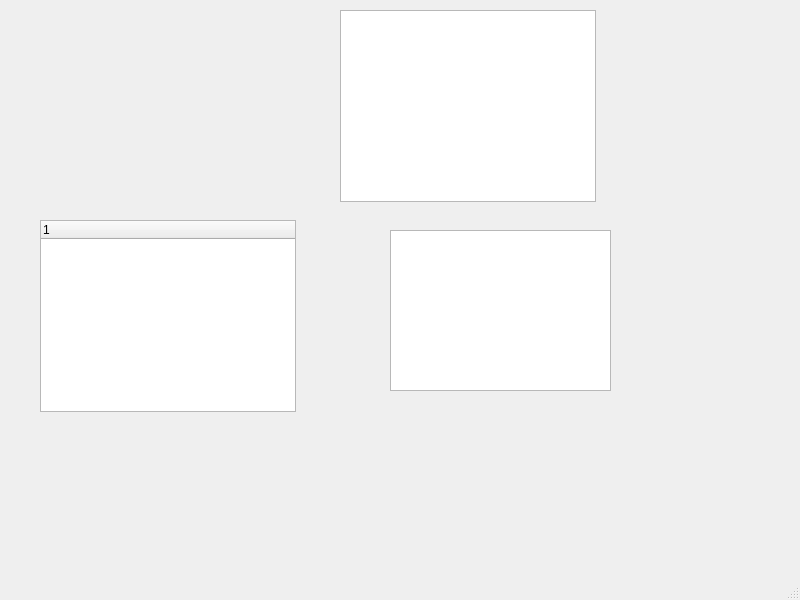
Before: the Qt Designer form Prototype/unemployed.ui in aklakina/JunctionXBudapestKapocs, drawn with Qt 5.
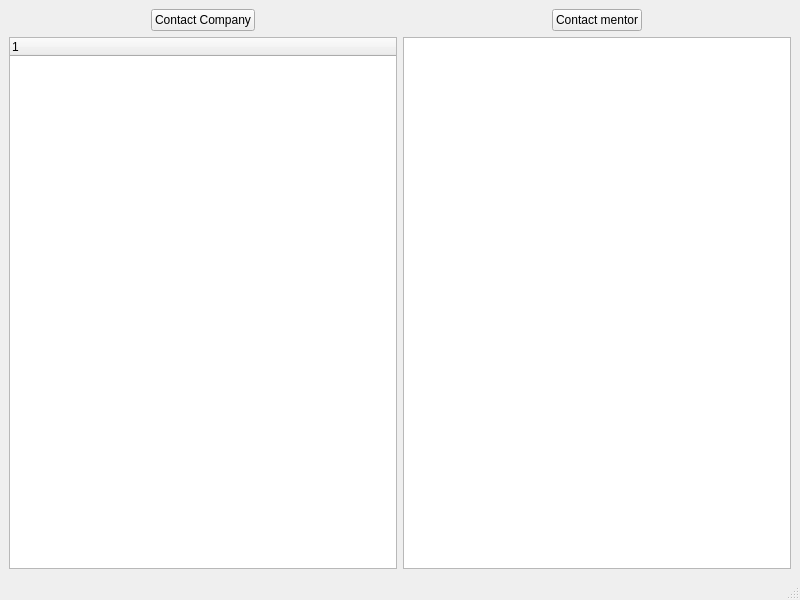
After: the same form once the commit is applied.

Patch:
```diff
--- a/Prototype/unemployed.ui
+++ b/Prototype/unemployed.ui
@@ -14,41 +14,106 @@
    <string>MainWindow</string>
   </property>
   <widget class="QWidget" name="centralwidget">
-   <widget class="QTreeWidget" name="treeWidget">
-    <property name="geometry">
-     <rect>
-      <x>40</x>
-      <y>220</y>
-      <width>256</width>
-      <height>192</height>
-     </rect>
-    </property>
-    <column>
-     <property name="text">
-      <string notr="true">1</string>
-     </property>
-    </column>
-   </widget>
-   <widget class="QListView" name="listView">
-    <property name="geometry">
-     <rect>
-      <x>340</x>
-      <y>10</y>
-      <width>256</width>
-      <height>192</height>
-     </rect>
-    </property>
-   </widget>
-   <widget class="QTextEdit" name="textEdit">
-    <property name="geometry">
-     <rect>
-      <x>390</x>
-      <y>230</y>
-      <width>221</width>
-      <height>161</height>
-     </rect>
-    </property>
-   </widget>
+   <layout class="QVBoxLayout" name="verticalLayout_3">
+    <item>
+     <layout class="QHBoxLayout" name="horizontalLayout_3">
+      <item>
+       <layout class="QVBoxLayout" name="verticalLayout">
+        <item>
+         <layout class="QHBoxLayout" name="horizontalLayout">
+          <item>
+           <spacer name="horizontalSpacer">
+            <property name="orientation">
+             <enum>Qt::Horizontal</enum>
+            </property>
+            <property name="sizeHint" stdset="0">
+             <size>
+              <width>40</width>
+              <height>20</height>
+             </size>
+            </property>
+           </spacer>
+          </item>
+          <item>
+           <widget class="QPushButton" name="pushButton">
+            <property name="text">
+             <string>Contact Company</string>
+            </property>
+           </widget>
+          </item>
+          <item>
+           <spacer name="horizontalSpacer_2">
+            <property name="orientation">
+             <enum>Qt::Horizontal</enum>
+            </property>
+            <property name="sizeHint" stdset="0">
+             <size>
+              <width>40</width>
+              <height>20</height>
+             </size>
+            </property>
+           </spacer>
+          </item>
+         </layout>
+        </item>
+        <item>
+         <widget class="QTreeWidget" name="treeWidget">
+          <column>
+           <property name="text">
+            <string notr="true">1</string>
+           </property>
+          </column>
+         </widget>
+        </item>
+       </layout>
+      </item>
+      <item>
+       <layout class="QVBoxLayout" name="verticalLayout_2">
+        <item>
+         <layout class="QHBoxLayout" name="horizontalLayout_2">
+          <item>
+           <spacer name="horizontalSpacer_3">
+            <property name="orientation">
+             <enum>Qt::Horizontal</enum>
+            </property>
+            <property name="sizeHint" stdset="0">
+             <size>
+              <width>40</width>
+              <height>20</height>
+             </size>
+            </property>
+           </spacer>
+          </item>
+          <item>
+           <widget class="QPushButton" name="pushButton_2">
+            <property name="text">
+             <string>Contact mentor</string>
+            </property>
+           </widget>
+          </item>
+          <item>
+           <spacer name="horizontalSpacer_4">
+            <property name="orientation">
+             <enum>Qt::Horizontal</enum>
+            </property>
+            <property name="sizeHint" stdset="0">
+             <size>
+              <width>40</width>
+              <height>20</height>
+             </size>
+            </property>
+           </spacer>
+          </item>
+         </layout>
+        </item>
+        <item>
+         <widget class="QTextBrowser" name="textBrowser"/>
+        </item>
+       </layout>
+      </item>
+     </layout>
+    </item>
+   </layout>
   </widget>
   <widget class="QMenuBar" name="menubar">
    <property name="geometry">
```
